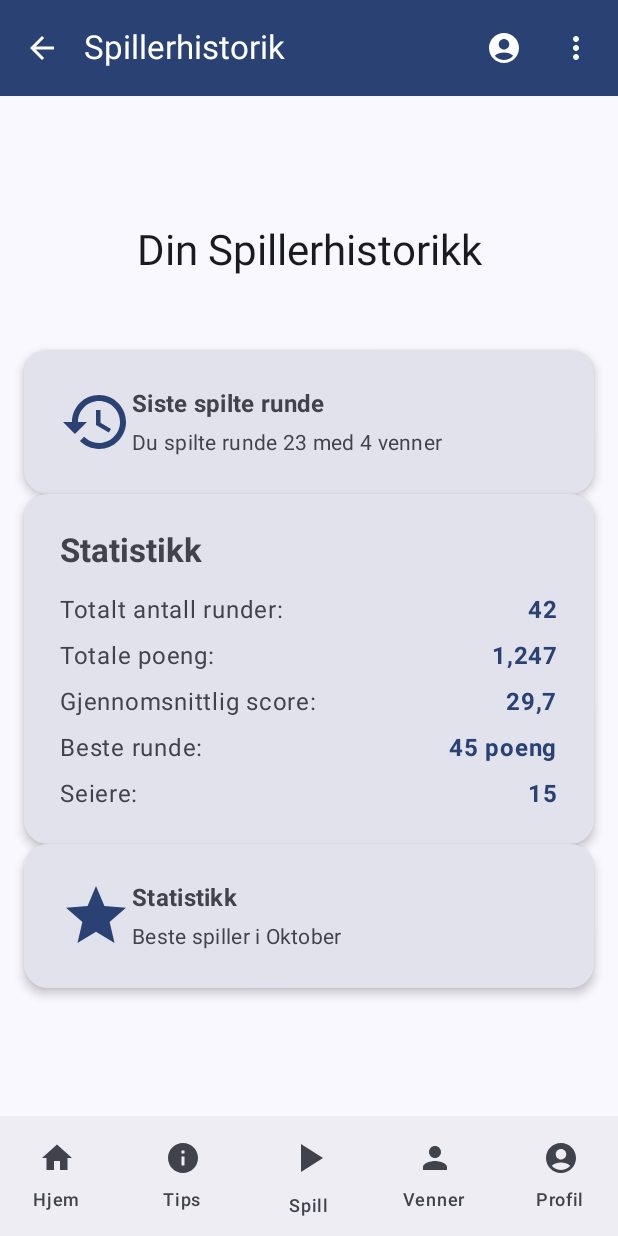
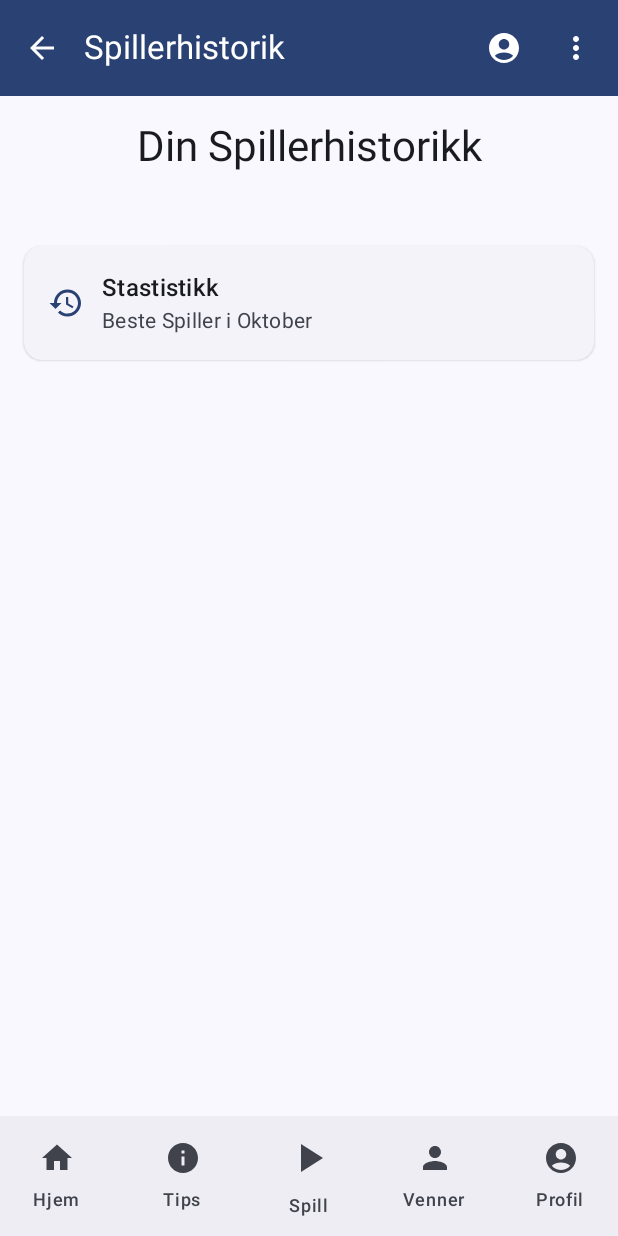
Before and after one commit to lidoliver/Gruppe11_MOB3000, an Android app built with Jetpack Compose: the PlayerHistoryScreen screen opened through its navigation route, on a phone screen of 412 x 824 dp. Run offline under Robolectric (Android 15) with nearby library versions, the phone set to English and light mode, and no system bars; 1 statement that could not run was skipped.

Commit message:
Slettet PlayerHistoryCard. Overført relevant info til PlayerHistoryScreen

```diff
--- a/app/src/main/java/my/application/ui/screen/playerhistory/PlayerHistoryCard.kt
+++ /dev/null
@@ -1,128 +0,0 @@
-package my.application.ui.screen.playerhistory
-
-import androidx.compose.foundation.layout.*
-import androidx.compose.foundation.shape.RoundedCornerShape
-import androidx.compose.material3.*
-import androidx.compose.runtime.Composable
-import androidx.compose.ui.Alignment
-import androidx.compose.ui.Modifier
-import androidx.compose.ui.graphics.vector.ImageVector
-import androidx.compose.ui.tooling.preview.Preview
-import androidx.compose.ui.unit.dp
-import androidx.compose.ui.text.font.FontWeight
-import my.application.ui.theme.MyApplicationTheme
-import androidx.compose.material.icons.filled.Person
-import androidx.compose.material.icons.Icons
-
-
-@Composable
-fun PlayerHistoryCard(
-    icon: ImageVector,
-    title: String,
-    description: String
-) {
-    Card(
-        modifier = Modifier.fillMaxWidth(),
-        shape = RoundedCornerShape(16.dp),
-        elevation = CardDefaults.cardElevation(defaultElevation = 4.dp),
-        colors = CardDefaults.cardColors(containerColor = MaterialTheme.colorScheme.surfaceVariant)
-    ) {
-        Row(
-            modifier = Modifier
-                .fillMaxWidth()
-                .padding(24.dp),
-            verticalAlignment = Alignment.CenterVertically
-        ) {
-            Icon(
-                imageVector = icon,
-                contentDescription = null,
-                modifier = Modifier.size(48.dp),
-                tint = MaterialTheme.colorScheme.primary
-            )
-            Spacer(modifier = Modifier.height(16.dp))
-            Column {
-                Text(
-                    text = title,
-                    style = MaterialTheme.typography.titleMedium,
-                    fontWeight = FontWeight.Bold,
-                    color = MaterialTheme.colorScheme.onSurfaceVariant
-                )
-                Spacer(modifier = Modifier.height(4.dp))
-                Text(
-                    text = description,
-                    style = MaterialTheme.typography.bodyMedium,
-                    color = MaterialTheme.colorScheme.onSurfaceVariant
-                )
-            }
-        }
-    }
-}
-
-@Composable
-fun PlayerStatsCard() {
-    Card(
-        modifier = Modifier.fillMaxWidth(),
-        shape = RoundedCornerShape(16.dp),
-        elevation = CardDefaults.cardElevation(defaultElevation = 4.dp),
-        colors = CardDefaults.cardColors(containerColor = MaterialTheme.colorScheme.surfaceVariant)
-    ) {
-        Column(
-            modifier = Modifier
-                .fillMaxWidth()
-                .padding(24.dp)
-        ) {
-            Text(
-                text = "Statistikk",
-                style = MaterialTheme.typography.titleLarge,
-                fontWeight = FontWeight.Bold,
-                color = MaterialTheme.colorScheme.onSurfaceVariant,
-                modifier = Modifier.padding(bottom = 16.dp)
-            )
-
-            StatRow(label = "Totalt antall runder:", value = "42")
-            Spacer(modifier = Modifier.height(12.dp))
-            StatRow(label = "Totale poeng:", value = "1,247")
-            Spacer(modifier = Modifier.height(12.dp))
-            StatRow(label = "Gjennomsnittlig score:", value = "29,7")
-            Spacer(modifier = Modifier.height(12.dp))
-            StatRow(label = "Beste runde:", value = "45 poeng")
-            Spacer(modifier = Modifier.height(12.dp))
-            StatRow(label = "Seiere:", value = "15")
-        }
-    }
-}
-
-@Composable
-fun StatRow(label: String, value: String) {
-    Row(
-        modifier = Modifier.fillMaxWidth(),
-        horizontalArrangement = Arrangement.SpaceBetween,
-        verticalAlignment = Alignment.CenterVertically
-    ) {
-        Text(
-            text = label,
-            style = MaterialTheme.typography.bodyLarge,
-            color = MaterialTheme.colorScheme.onSurfaceVariant
-        )
-        Text(
-            text = value,
-            style = MaterialTheme.typography.bodyLarge,
-            fontWeight = FontWeight.Bold,
-            color = MaterialTheme.colorScheme.primary
-        )
-    }
-}
-
-@Preview (showBackground = true)
-@Composable
-fun PlayerHistoryCardPreview() {
-    MyApplicationTheme {
-        Surface(modifier = Modifier.padding(16.dp)) {
-            PlayerHistoryCard(
-                icon = Icons.Filled.Person,
-                title = "Siste spillet runde",
-                description = "Du spilte runde 23 med 2 venner"
-            )
-        }
-    }
-}
--- a/app/src/main/java/my/application/ui/screen/playerhistory/PlayerHistoryScreen.kt
+++ b/app/src/main/java/my/application/ui/screen/playerhistory/PlayerHistoryScreen.kt
@@ -10,7 +10,6 @@ import androidx.compose.foundation.layout.fillMaxSize
 import androidx.compose.foundation.layout.padding
 import androidx.compose.material.icons.Icons
 import androidx.compose.material.icons.filled.History
-import androidx.compose.material.icons.filled.Star
 import androidx.compose.material3.MaterialTheme
 import androidx.compose.material3.Scaffold
 import androidx.compose.material3.Text
@@ -20,6 +19,9 @@ import androidx.compose.ui.unit.dp
 import androidx.compose.ui.tooling.preview.Preview
 import androidx.navigation.compose.rememberNavController
 import my.application.ui.theme.MyApplicationTheme
+import androidx.compose.foundation.layout.*
+import androidx.compose.material3.*
+
 
 
 
@@ -39,7 +41,7 @@ fun PlayerHistoryScreen(navController: NavController) {
                 .fillMaxSize()
                 .padding(innerPadding)
                 .padding(16.dp),
-            verticalArrangement = Arrangement.Center,
+            verticalArrangement = Arrangement.Top,
             horizontalAlignment = Alignment.CenterHorizontally
         ) {
             Text(
@@ -50,22 +52,36 @@ fun PlayerHistoryScreen(navController: NavController) {
             )
 
             //Eksempel data, statisk
-            PlayerHistoryCard(
-                icon = Icons.Filled.History,
-                title = "Siste spilte runde",
-                description = "Du spilte runde 23 med 4 venner"
-            )
-
-
-            PlayerStatsCard()
-
-
-            //Eksempel data, statisk
-            PlayerHistoryCard(
-                icon = Icons.Filled.Star,
-                title = "Statistikk",
-                description = "Beste spiller i Oktober"
-            )
+            ElevatedCard(
+                modifier = Modifier
+                    .padding(bottom = 12.dp)
+                    .fillMaxWidth(),
+                colors = CardDefaults.elevatedCardColors()
+            ) {
+                Row(
+                    modifier = Modifier
+                        .padding(16.dp),
+                    verticalAlignment = Alignment.CenterVertically
+                ) {
+                    Icon(
+                        imageVector = Icons.Filled.History,
+                        contentDescription = null,
+                        tint = MaterialTheme.colorScheme.primary
+                    )
+                    Spacer(modifier = Modifier.width(12.dp))
+                    Column {
+                        Text(
+                            text = "Stastistikk",
+                            style = MaterialTheme.typography.titleMedium
+                        )
+                        Text(
+                            text = "Beste Spiller i Oktober",
+                            style = MaterialTheme.typography.bodyMedium,
+                            color = MaterialTheme.colorScheme.onSurfaceVariant
+                        )
+                    }
+                }
+            }
         }
     }
 }
```
